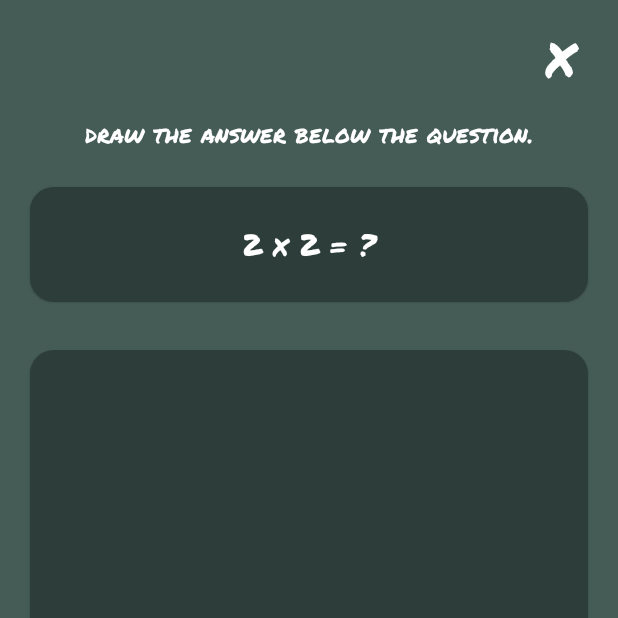
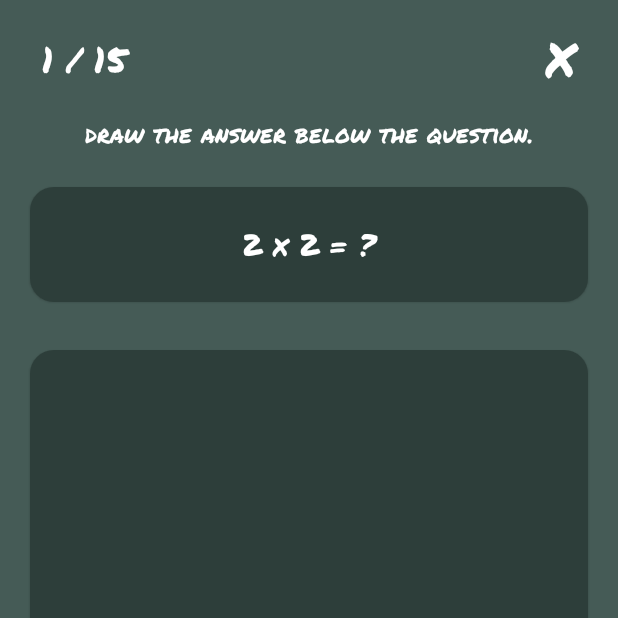
Before and after one commit to la-colinares/DigiDraw, an Android app built with Jetpack Compose: the composable QuizScreen shown on its own in the app's theme, on a phone screen of 412 x 824 dp, the top half of it. Run offline under Robolectric (Android 15) with nearby library versions, the phone set to English and light mode, and no system bars; libraries missing offline, so code that uses them is left out: com.ramcosta.composedestinations, org.pytorch; 5 statements that could not run were skipped.

Commit message:
added question number in header

```diff
--- a/app/src/main/java/com/lacolinares/digidraw/ui/pages/quiz/QuizScreen.kt
+++ b/app/src/main/java/com/lacolinares/digidraw/ui/pages/quiz/QuizScreen.kt
@@ -12,6 +12,7 @@ import androidx.compose.ui.Modifier
 import androidx.compose.ui.platform.LocalContext
 import androidx.compose.ui.res.stringResource
 import androidx.compose.ui.text.style.TextAlign
+import androidx.compose.ui.tooling.preview.Preview
 import androidx.compose.ui.unit.dp
 import androidx.compose.ui.unit.sp
 import androidx.compose.ui.viewinterop.AndroidView
@@ -47,6 +48,7 @@ fun QuizScreen(
     var submitAnswer by remember { mutableStateOf(false) }
 
     val question = viewModel.activeQuestion.collectAsState()
+    val questionNumber = viewModel.questionNumber.collectAsState()
 
     val module = LiteModuleLoader.load(FileHelper.getVit4mnist(context))
 
@@ -62,6 +64,7 @@ fun QuizScreen(
 
     ScreenContainer {
         Header(
+            questionNumber = questionNumber.value,
             onClose = {
                 module.destroy()
                 navigator.popBackStack()
@@ -214,15 +217,24 @@ private fun Instruction() {
     )
 }
 
+@Preview(showBackground = true, backgroundColor = 0xFF455B56)
 @Composable
 private fun Header(
-    onClose: () -> Unit,
+    questionNumber: String = "",
+    onClose: () -> Unit = {},
 ) {
     Row(
         modifier = Modifier
             .fillMaxWidth(),
-        horizontalArrangement = Arrangement.End
+        horizontalArrangement = Arrangement.SpaceBetween,
+        verticalAlignment = Alignment.CenterVertically
     ) {
+        DigiText(
+            text = questionNumber,
+            fontSize = 24.sp,
+            modifier = Modifier
+                .padding(vertical = 16.dp)
+        )
         DigiText(
             text = stringResource(R.string.cross_text),
             fontSize = 32.sp,
--- a/app/src/main/java/com/lacolinares/digidraw/ui/pages/quiz/QuizViewModel.kt
+++ b/app/src/main/java/com/lacolinares/digidraw/ui/pages/quiz/QuizViewModel.kt
@@ -16,6 +16,7 @@ class QuizViewModel : ViewModel() {
     private var questionPos = 0
     private var correctAnswerCount = 0
     val activeQuestion = MutableStateFlow("")
+    val questionNumber = MutableStateFlow("")
 
     init {
         updateQuestion()
@@ -108,9 +109,13 @@ class QuizViewModel : ViewModel() {
         correctAnswerCount = 0
         questionPos = 0
         activeQuestion.update { "" }
+        questionNumber.update { "" }
     }
 
     private fun updateQuestion() {
+        questionNumber.update {
+            "${questionPos + 1} / ${totalQuestions()}"
+        }
         activeQuestion.update {
             "${questions[questionPos].question} = ?"
         }
```
